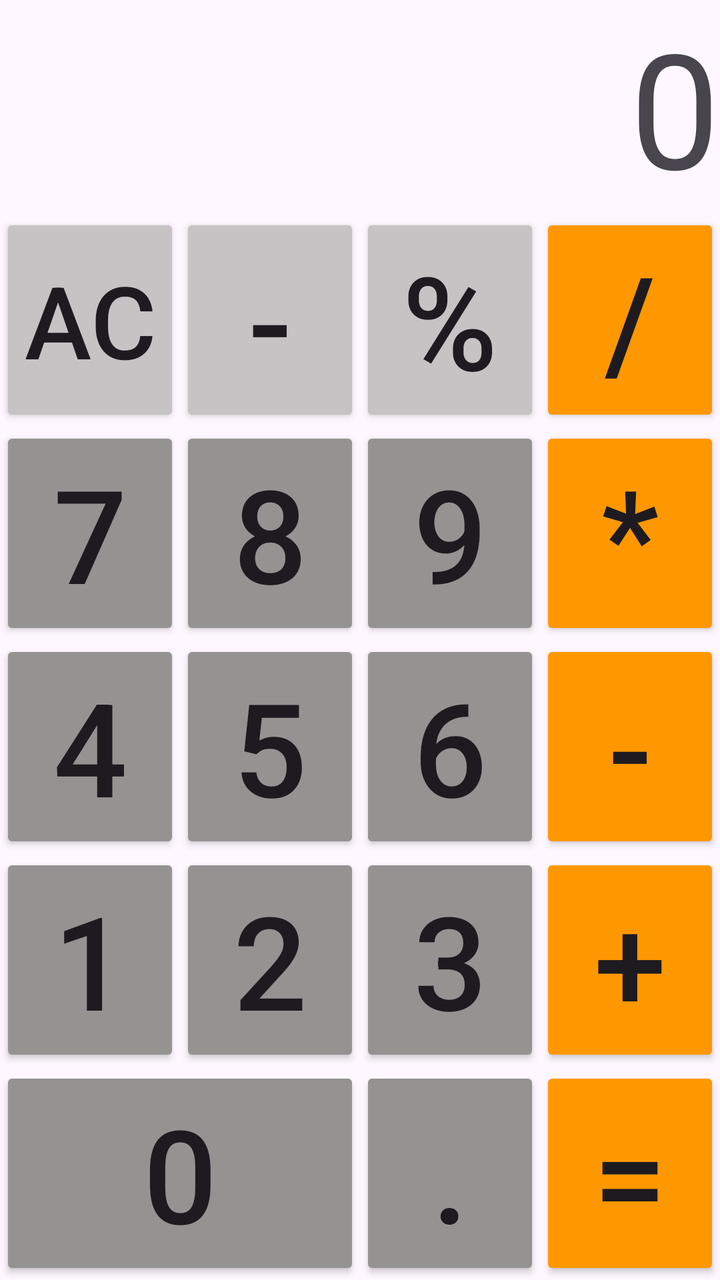
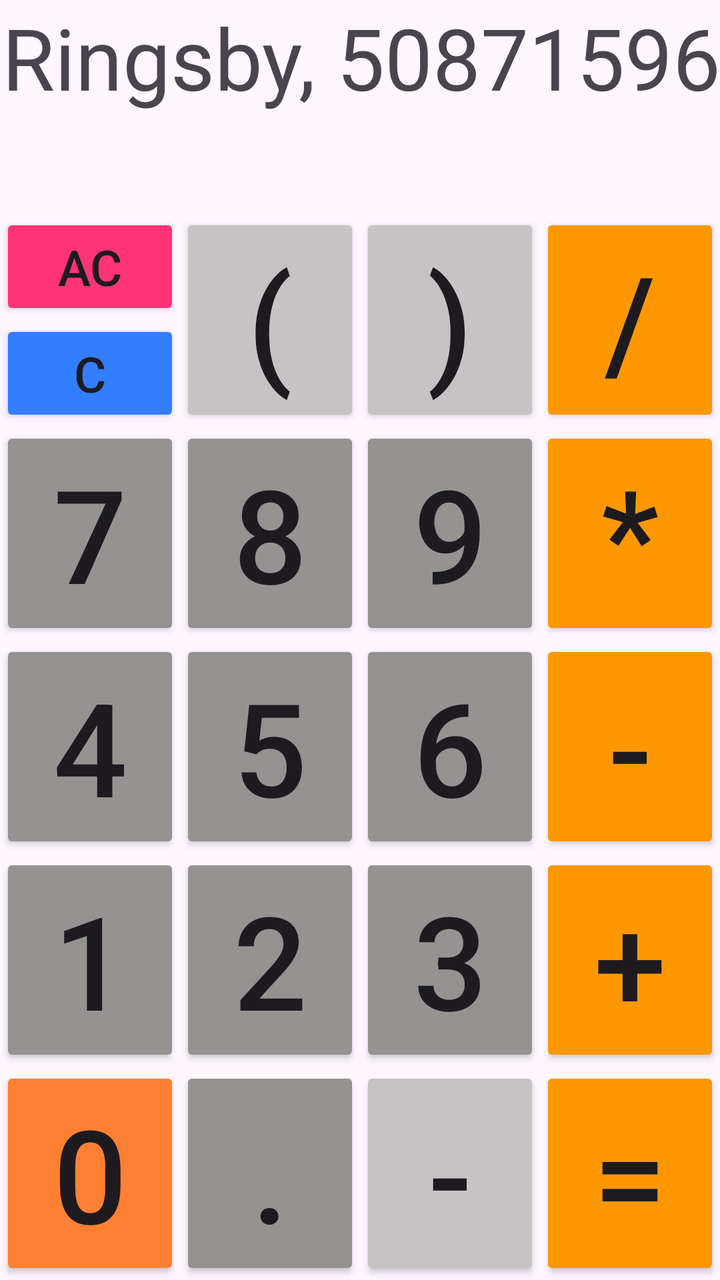

Before-and-after screenshots of an Android layout around one commit, followed by the original layout XML and the change that was made.
<!-- AndroidManifest.xml: application theme Theme.Calculator2 -->
<!-- res/layout/activity_main.xml -->
<?xml version="1.0" encoding="utf-8"?>
<androidx.constraintlayout.widget.ConstraintLayout xmlns:android="http://schemas.android.com/apk/res/android"
    xmlns:app="http://schemas.android.com/apk/res-auto"
    xmlns:tools="http://schemas.android.com/tools"
    android:id="@+id/main"
    android:layout_width="match_parent"
    android:layout_height="match_parent"
    tools:context=".MainActivity">

    <androidx.constraintlayout.widget.ConstraintLayout
        android:layout_width="match_parent"
        android:layout_height="match_parent"
        android:layout_gravity="fill" >

        <GridLayout
            android:layout_width="match_parent"
            android:layout_height="match_parent"
            android:columnCount="4"
            android:rowCount="5" >

            <TextView
                android:id="@+id/textView"
                android:layout_width="0dp"
                android:layout_height="0dp"
                android:layout_rowWeight="0.1"
                android:layout_columnWeight="0.4"
                android:layout_columnSpan="4"
                android:autoSizeTextType="uniform"
                android:gravity="end"
                android:text="0"
                 />


            <Button
                android:id="@+id/AC_button"
                android:layout_width="0dp"
                android:layout_height="0dp"
                android:layout_rowWeight="0.1"
                android:layout_columnWeight="0.1"
                android:backgroundTint="#C5C3C3"
                android:text="AC"
                android:onClick="onACClicked"
                android:autoSizeTextType="uniform"
                 />

            <Button
                android:id="@+id/negative_button"
                android:layout_width="0dp"
                android:layout_height="0dp"
                android:layout_rowWeight="0.1"
                android:layout_columnWeight="0.1"
                android:backgroundTint="#C5C3C3"
                android:text="-"
                android:onClick="onNegativeClicked"
                android:autoSizeTextType="uniform"
                 />

            <Button
                android:id="@+id/percent_button"
                android:layout_width="0dp"
                android:layout_height="0dp"
                android:layout_rowWeight="0.1"
                android:layout_columnWeight="0.1"
                android:backgroundTint="#C5C3C3"
                android:text="%"
                android:onClick="onPercentClicked"
                android:autoSizeTextType="uniform"
                 />

            <Button
                android:id="@+id/division_button"
                android:layout_width="0dp"
                android:layout_height="0dp"
                android:layout_rowWeight="0.1"
                android:layout_columnWeight="0.1"
                android:backgroundTint="#FF9800"
                android:text="/"
                android:onClick="onOperationClicked"
                android:autoSizeTextType="uniform"
                 />

            <Button
                android:id="@+id/seven_button"
                android:layout_width="0dp"
                android:layout_height="0dp"
                android:layout_rowWeight="0.1"
                android:layout_columnWeight="0.1"
                android:backgroundTint="#949392"
                android:onClick="onDigitClicked"
                android:text="7"
                android:autoSizeTextType="uniform"
                 />

            <Button
                android:id="@+id/eight_button"
                android:layout_width="0dp"
                android:layout_height="0dp"
                android:layout_rowWeight="0.1"
                android:layout_columnWeight="0.1"
                android:backgroundTint="#949392"
                android:onClick="onDigitClicked"
                android:text="8"
                android:autoSizeTextType="uniform"
                 />

            <Button
                android:id="@+id/nine_button"
                android:layout_width="0dp"
                android:layout_height="0dp"
                android:layout_rowWeight="0.1"
                android:layout_columnWeight="0.1"
                android:backgroundTint="#949392"
                android:onClick="onDigitClicked"
                android:text="9"
                android:autoSizeTextType="uniform"
                 />

            <Button
                android:id="@+id/multiply_button"
                android:layout_width="0dp"
                android:layout_height="0dp"
                android:layout_rowWeight="0.1"
                android:layout_columnWeight="0.1"
                android:backgroundTint="#FF9800"
                android:text="*"
                android:onClick="onOperationClicked"
                android:autoSizeTextType="uniform"
                 />

            <Button
                android:id="@+id/four_button"
                android:layout_width="0dp"
                android:layout_height="0dp"
                android:layout_rowWeight="0.1"
                android:layout_columnWeight="0.1"
                android:backgroundTint="#949392"
                android:onClick="onDigitClicked"
                android:text="4"
                android:autoSizeTextType="uniform"
                 />

            <Button
                android:id="@+id/five_button"
                android:layout_width="0dp"
                android:layout_height="0dp"
                android:layout_rowWeight="0.1"
                android:layout_columnWeight="0.1"
                android:backgroundTint="#949392"
                android:onClick="onDigitClicked"
                android:text="5"
                android:autoSizeTextType="uniform"
                 />

            <Button
                android:id="@+id/six_button"
                android:layout_width="0dp"
                android:layout_height="0dp"
                android:layout_rowWeight="0.1"
                android:layout_columnWeight="0.1"
                android:backgroundTint="#949392"
                android:onClick="onDigitClicked"
                android:text="6"
                android:autoSizeTextType="uniform"
                 />

            <Button
                android:id="@+id/minus_button"
                android:layout_width="0dp"
                android:layout_height="0dp"
                android:layout_rowWeight="0.1"
                android:layout_columnWeight="0.1"
                android:backgroundTint="#FF9800"
                android:text="-"
                android:onClick="onOperationClicked"
                android:autoSizeTextType="uniform"
                 />

            <Button
                android:id="@+id/one_button"
                android:layout_width="0dp"
                android:layout_height="0dp"
                android:layout_rowWeight="0.1"
                android:layout_columnWeight="0.1"
                android:backgroundTint="#949392"
                android:onClick="onDigitClicked"
                android:text="1"
                android:autoSizeTextType="uniform"
                 />

            <Button
                android:id="@+id/two_button"
                android:layout_width="0dp"
                android:layout_height="0dp"
                android:layout_rowWeight="0.1"
                android:layout_columnWeight="0.1"
                android:backgroundTint="#949392"
                android:onClick="onDigitClicked"
                android:text="2"
                android:autoSizeTextType="uniform"
                 />

            <Button
                android:id="@+id/three_button"
                android:layout_width="0dp"
                android:layout_height="0dp"
                android:layout_rowWeight="0.1"
                android:layout_columnWeight="0.1"
                android:backgroundTint="#949392"
                android:onClick="onDigitClicked"
                android:text="3"
                android:autoSizeTextType="uniform"
                 />

            <Button
                android:id="@+id/plus_button"
                android:layout_width="0dp"
                android:layout_height="0dp"
                android:layout_rowWeight="0.1"
                android:layout_columnWeight="0.1"
                android:backgroundTint="#FF9800"
                android:text="+"
                android:onClick="onOperationClicked"
                android:autoSizeTextType="uniform"
                 />

            <Button
                android:id="@+id/zero_button"
                android:layout_width="0dp"
                android:layout_height="0dp"
                android:layout_rowWeight="0.1"
                android:layout_columnWeight="0.1"
                android:layout_columnSpan="2"
                android:layout_gravity="fill_horizontal"
                android:backgroundTint="#949392"
                android:onClick="onDigitClicked"
                android:text="0"
                android:autoSizeTextType="uniform"
                 />

            <Button
                android:id="@+id/dot_button"
                android:layout_width="0dp"
                android:layout_height="0dp"
                android:layout_rowWeight="0.1"
                android:layout_columnWeight="0.1"
                android:backgroundTint="#949392"
                android:onClick="onDigitClicked"
                android:text="."
                android:autoSizeTextType="uniform"
                 />

            <Button
                android:id="@+id/equals_button"
                android:layout_width="0dp"
                android:layout_height="0dp"
                android:layout_rowWeight="0.1"
                android:layout_columnWeight="0.1"
                android:backgroundTint="#FF9800"
                android:text="="
                android:onClick="onEqualsClicked"
                android:autoSizeTextType="uniform"
                 />

        </GridLayout>
    </androidx.constraintlayout.widget.ConstraintLayout>


</androidx.constraintlayout.widget.ConstraintLayout>
<!-- resources referenced by this layout -->
<resources>
  <style name="Theme.Calculator2" parent="Base.Theme.Calculator2" />
  <style name="Base.Theme.Calculator2" parent="Theme.Material3.DayNight.NoActionBar">
          
          
      </style>
</resources>

<!-- the commit's change to res/layout/activity_main.xml (unified diff, before → after) -->
@@ -16,7 +16,7 @@
             android:layout_width="match_parent"
             android:layout_height="match_parent"
             android:columnCount="4"
-            android:rowCount="5" >
+            android:rowCount="6" >
 
             <TextView
                 android:id="@+id/textView"
@@ -27,7 +27,7 @@
                 android:layout_columnSpan="4"
                 android:autoSizeTextType="uniform"
                 android:gravity="end"
-                android:text="0"
+                android:text="Ringsby, 50871596"
                  />
 
 
@@ -35,11 +35,229 @@
                 android:id="@+id/AC_button"
                 android:layout_width="0dp"
                 android:layout_height="0dp"
+                android:layout_rowWeight="0.05"
+                android:layout_columnWeight="0.1"
+                android:autoSizeTextType="uniform"
+                android:backgroundTint="#FF3377"
+                android:onClick="onACClicked"
+                android:text="AC" />
+
+
+            <Button
+                android:id="@+id/open_parentheses_button"
+                android:layout_width="0dp"
+                android:layout_height="0dp"
                 android:layout_rowWeight="0.1"
                 android:layout_columnWeight="0.1"
                 android:backgroundTint="#C5C3C3"
-                android:text="AC"
+                android:text="("
+                android:onClick="onDigitClicked"
+                android:autoSizeTextType="uniform"
+                android:layout_rowSpan="2"
+                 />
+
+            <Button
+                android:id="@+id/close_parentheses_button"
+                android:layout_width="0dp"
+                android:layout_height="0dp"
+                android:layout_rowWeight="0.1"
+                android:layout_columnWeight="0.1"
+                android:backgroundTint="#C5C3C3"
+                android:text=")"
+                android:onClick="onDigitClicked"
+                android:autoSizeTextType="uniform"
+                android:layout_rowSpan="2"
+                />
+
+            <Button
+                android:id="@+id/division_button"
+                android:layout_width="0dp"
+                android:layout_height="0dp"
+                android:layout_rowWeight="0.1"
+                android:layout_columnWeight="0.1"
+                android:backgroundTint="#FF9800"
+                android:text="/"
+                android:onClick="onOperationClicked"
+                android:autoSizeTextType="uniform"
+                android:layout_rowSpan="2"
+                 />
+
+            <Button
+                android:id="@+id/C_button"
+                android:layout_width="0dp"
+                android:layout_height="0dp"
+                android:layout_rowWeight="0.05"
+                android:layout_columnWeight="0.05"
+                android:autoSizeTextType="uniform"
+                android:backgroundTint="#337DFF"
                 android:onClick="onACClicked"
+                android:text="C" />
+
+            <Button
+                android:id="@+id/seven_button"
+                android:layout_width="0dp"
+                android:layout_height="0dp"
+                android:layout_rowWeight="0.1"
+                android:layout_columnWeight="0.1"
+                android:backgroundTint="#949392"
+                android:onClick="onDigitClicked"
+                android:text="7"
+                android:autoSizeTextType="uniform"
+                 />
+
+            <Button
+                android:id="@+id/eight_button"
+                android:layout_width="0dp"
+                android:layout_height="0dp"
+                android:layout_rowWeight="0.1"
+                android:layout_columnWeight="0.1"
+                android:backgroundTint="#949392"
+                android:onClick="onDigitClicked"
+                android:text="8"
+                android:autoSizeTextType="uniform"
+                 />
+
+            <Button
+                android:id="@+id/nine_button"
+                android:layout_width="0dp"
+                android:layout_height="0dp"
+                android:layout_rowWeight="0.1"
+                android:layout_columnWeight="0.1"
+                android:backgroundTint="#949392"
+                android:onClick="onDigitClicked"
+                android:text="9"
+                android:autoSizeTextType="uniform"
+                 />
+
+            <Button
+                android:id="@+id/multiply_button"
+                android:layout_width="0dp"
+                android:layout_height="0dp"
+                android:layout_rowWeight="0.1"
+                android:layout_columnWeight="0.1"
+                android:backgroundTint="#FF9800"
+                android:text="*"
+                android:onClick="onOperationClicked"
+                android:autoSizeTextType="uniform"
+                 />
+
+            <Button
+                android:id="@+id/four_button"
+                android:layout_width="0dp"
+                android:layout_height="0dp"
+                android:layout_rowWeight="0.1"
+                android:layout_columnWeight="0.1"
+                android:backgroundTint="#949392"
+                android:onClick="onDigitClicked"
+                android:text="4"
+                android:autoSizeTextType="uniform"
+                 />
+
+            <Button
+                android:id="@+id/five_button"
+                android:layout_width="0dp"
+                android:layout_height="0dp"
+                android:layout_rowWeight="0.1"
+                android:layout_columnWeight="0.1"
+                android:backgroundTint="#949392"
+                android:onClick="onDigitClicked"
+                android:text="5"
+                android:autoSizeTextType="uniform"
+                 />
+
+            <Button
+                android:id="@+id/six_button"
+                android:layout_width="0dp"
+                android:layout_height="0dp"
+                android:layout_rowWeight="0.1"
+                android:layout_columnWeight="0.1"
+                android:backgroundTint="#949392"
+                android:onClick="onDigitClicked"
+                android:text="6"
+                android:autoSizeTextType="uniform"
+                 />
+
+            <Button
+                android:id="@+id/minus_button"
+                android:layout_width="0dp"
+                android:layout_height="0dp"
+                android:layout_rowWeight="0.1"
+                android:layout_columnWeight="0.1"
+                android:backgroundTint="#FF9800"
+                android:text="-"
+                android:onClick="onOperationClicked"
+                android:autoSizeTextType="uniform"
+                 />
+
+            <Button
+                android:id="@+id/one_button"
+                android:layout_width="0dp"
+                android:layout_height="0dp"
+                android:layout_rowWeight="0.1"
+                android:layout_columnWeight="0.1"
+                android:backgroundTint="#949392"
+                android:onClick="onDigitClicked"
+                android:text="1"
+                android:autoSizeTextType="uniform"
+                 />
+
+            <Button
+                android:id="@+id/two_button"
+                android:layout_width="0dp"
+                android:layout_height="0dp"
+                android:layout_rowWeight="0.1"
+                android:layout_columnWeight="0.1"
+                android:backgroundTint="#949392"
+                android:onClick="onDigitClicked"
+                android:text="2"
+                android:autoSizeTextType="uniform"
+                 />
+
+            <Button
+                android:id="@+id/three_button"
+                android:layout_width="0dp"
+                android:layout_height="0dp"
+                android:layout_rowWeight="0.1"
+                android:layout_columnWeight="0.1"
+                android:backgroundTint="#949392"
+                android:onClick="onDigitClicked"
+                android:text="3"
+                android:autoSizeTextType="uniform"
+                 />
+
+            <Button
+                android:id="@+id/plus_button"
+                android:layout_width="0dp"
+                android:layout_height="0dp"
+                android:layout_rowWeight="0.1"
+                android:layout_columnWeight="0.1"
+                android:backgroundTint="#FF9800"
+                android:text="+"
+                android:onClick="onOperationClicked"
+                android:autoSizeTextType="uniform"
+                 />
+
+            <Button
+                android:id="@+id/zero_button"
+                android:layout_width="0dp"
+                android:layout_height="0dp"
+                android:layout_rowWeight="0.1"
+                android:layout_columnWeight="0.1"
+                android:layout_gravity="fill_horizontal"
+                android:autoSizeTextType="uniform"
+                android:backgroundTint="#FF8033"
+                android:onClick="onDigitClicked"
+                android:text="0" />
+
+            <Button
+                android:id="@+id/dot_button"
+                android:layout_width="0dp"
+                android:layout_height="0dp"
+                android:layout_rowWeight="0.1"
+                android:layout_columnWeight="0.1"
+                android:backgroundTint="#949392"
+                android:onClick="onDigitClicked"
+                android:text="."
                 android:autoSizeTextType="uniform"
                  />
 
@@ -53,201 +271,7 @@
                 android:text="-"
                 android:onClick="onNegativeClicked"
                 android:autoSizeTextType="uniform"
-                 />
-
-            <Button
-                android:id="@+id/percent_button"
-                android:layout_width="0dp"
-                android:layout_height="0dp"
-                android:layout_rowWeight="0.1"
-                android:layout_columnWeight="0.1"
-                android:backgroundTint="#C5C3C3"
-                android:text="%"
-                android:onClick="onPercentClicked"
-                android:autoSizeTextType="uniform"
-                 />
-
-            <Button
-                android:id="@+id/division_button"
-                android:layout_width="0dp"
-                android:layout_height="0dp"
-                android:layout_rowWeight="0.1"
-                android:layout_columnWeight="0.1"
-                android:backgroundTint="#FF9800"
-                android:text="/"
-                android:onClick="onOperationClicked"
-                android:autoSizeTextType="uniform"
-                 />
-
-            <Button
-                android:id="@+id/seven_button"
-                android:layout_width="0dp"
-                android:layout_height="0dp"
-                android:layout_rowWeight="0.1"
-                android:layout_columnWeight="0.1"
-                android:backgroundTint="#949392"
-                android:onClick="onDigitClicked"
-                android:text="7"
-                android:autoSizeTextType="uniform"
-                 />
-
-            <Button
-                android:id="@+id/eight_button"
-                android:layout_width="0dp"
-                android:layout_height="0dp"
-                android:layout_rowWeight="0.1"
-                android:layout_columnWeight="0.1"
-                android:backgroundTint="#949392"
-                android:onClick="onDigitClicked"
-                android:text="8"
-                android:autoSizeTextType="uniform"
-                 />
-
-            <Button
-                android:id="@+id/nine_button"
-                android:layout_width="0dp"
-                android:layout_height="0dp"
-                android:layout_rowWeight="0.1"
-                android:layout_columnWeight="0.1"
-                android:backgroundTint="#949392"
-                android:onClick="onDigitClicked"
-                android:text="9"
-                android:autoSizeTextType="uniform"
-                 />
-
-            <Button
-                android:id="@+id/multiply_button"
-                android:layout_width="0dp"
-                android:layout_height="0dp"
-                android:layout_rowWeight="0.1"
-                android:layout_columnWeight="0.1"
-                android:backgroundTint="#FF9800"
-                android:text="*"
-                android:onClick="onOperationClicked"
-                android:autoSizeTextType="uniform"
-                 />
-
-            <Button
-                android:id="@+id/four_button"
-                android:layout_width="0dp"
-                android:layout_height="0dp"
-                android:layout_rowWeight="0.1"
-                android:layout_columnWeight="0.1"
-                android:backgroundTint="#949392"
-                android:onClick="onDigitClicked"
-                android:text="4"
-                android:autoSizeTextType="uniform"
-                 />
-
-            <Button
-                android:id="@+id/five_button"
-                android:layout_width="0dp"
-                android:layout_height="0dp"
-                android:layout_rowWeight="0.1"
-                android:layout_columnWeight="0.1"
-                android:backgroundTint="#949392"
-                android:onClick="onDigitClicked"
-                android:text="5"
-                android:autoSizeTextType="uniform"
-                 />
-
-            <Button
-                android:id="@+id/six_button"
-                android:layout_width="0dp"
-                android:layout_height="0dp"
-                android:layout_rowWeight="0.1"
-                android:layout_columnWeight="0.1"
-                android:backgroundTint="#949392"
-                android:onClick="onDigitClicked"
-                android:text="6"
-                android:autoSizeTextType="uniform"
-                 />
-
-            <Button
-                android:id="@+id/minus_button"
-                android:layout_width="0dp"
-                android:layout_height="0dp"
-                android:layout_rowWeight="0.1"
-                android:layout_columnWeight="0.1"
-                android:backgroundTint="#FF9800"
-                android:text="-"
-                android:onClick="onOperationClicked"
-                android:autoSizeTextType="uniform"
-                 />
-
-            <Button
-                android:id="@+id/one_button"
-                android:layout_width="0dp"
-                android:layout_height="0dp"
-                android:layout_rowWeight="0.1"
-                android:layout_columnWeight="0.1"
-                android:backgroundTint="#949392"
-                android:onClick="onDigitClicked"
-                android:text="1"
-                android:autoSizeTextType="uniform"
-                 />
-
-            <Button
-                android:id="@+id/two_button"
-                android:layout_width="0dp"
-                android:layout_height="0dp"
-                android:layout_rowWeight="0.1"
-                android:layout_columnWeight="0.1"
-                android:backgroundTint="#949392"
-                android:onClick="onDigitClicked"
-                android:text="2"
-                android:autoSizeTextType="uniform"
-                 />
-
-            <Button
-                android:id="@+id/three_button"
-                android:layout_width="0dp"
-                android:layout_height="0dp"
-                android:layout_rowWeight="0.1"
-                android:layout_columnWeight="0.1"
-                android:backgroundTint="#949392"
-                android:onClick="onDigitClicked"
-                android:text="3"
-                android:autoSizeTextType="uniform"
-                 />
-
-            <Button
-                android:id="@+id/plus_button"
-                android:layout_width="0dp"
-                android:layout_height="0dp"
-                android:layout_rowWeight="0.1"
-                android:layout_columnWeight="0.1"
-                android:backgroundTint="#FF9800"
-                android:text="+"
-                android:onClick="onOperationClicked"
-                android:autoSizeTextType="uniform"
-                 />
-
-            <Button
-                android:id="@+id/zero_button"
-                android:layout_width="0dp"
-                android:layout_height="0dp"
-                android:layout_rowWeight="0.1"
-                android:layout_columnWeight="0.1"
-                android:layout_columnSpan="2"
-                android:layout_gravity="fill_horizontal"
-                android:backgroundTint="#949392"
-                android:onClick="onDigitClicked"
-                android:text="0"
-                android:autoSizeTextType="uniform"
-                 />
-
-            <Button
-                android:id="@+id/dot_button"
-                android:layout_width="0dp"
-                android:layout_height="0dp"
-                android:layout_rowWeight="0.1"
-                android:layout_columnWeight="0.1"
-                android:backgroundTint="#949392"
-                android:onClick="onDigitClicked"
-                android:text="."
-                android:autoSizeTextType="uniform"
-                 />
+                />
 
             <Button
                 android:id="@+id/equals_button"
